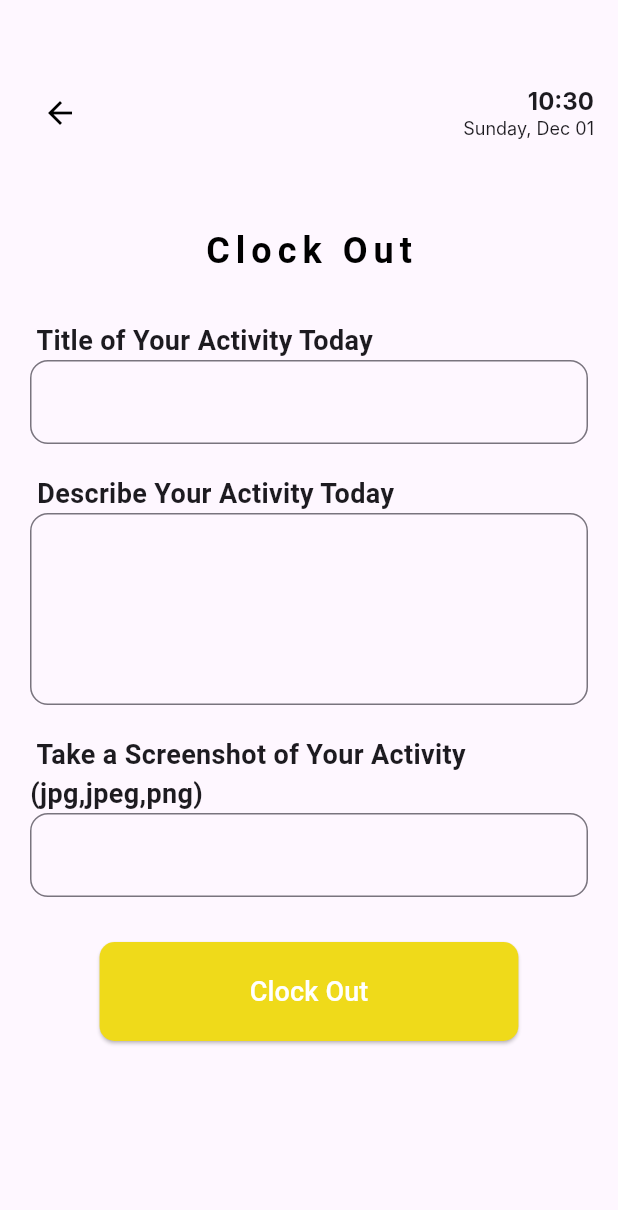
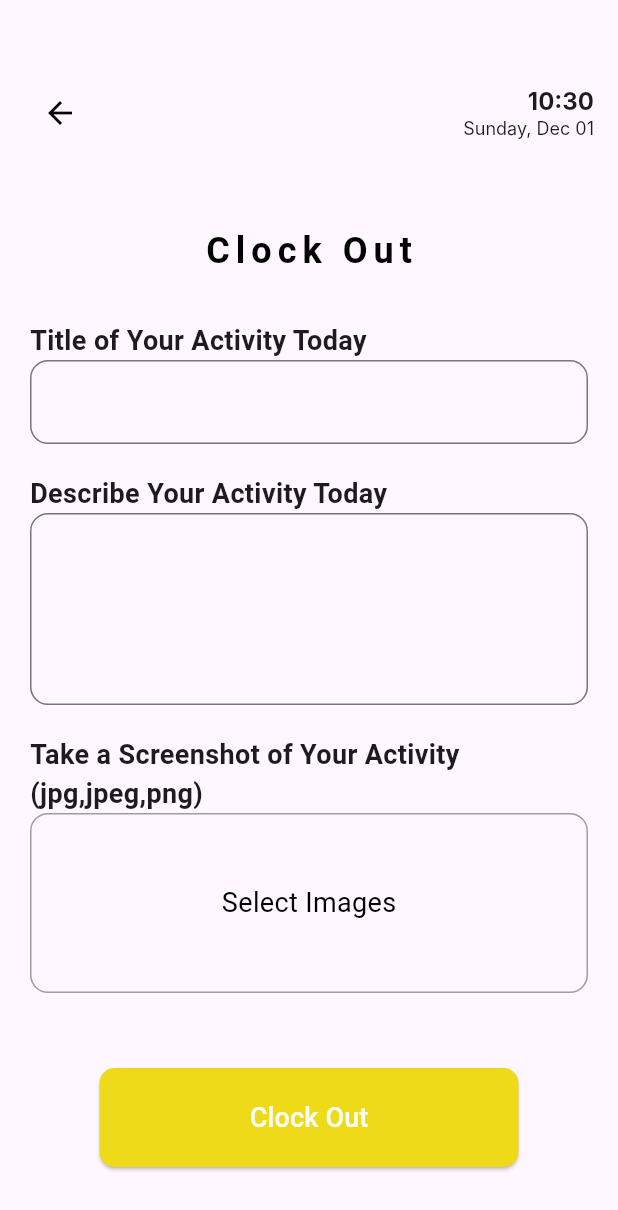
Before and after one commit to Elvrt/worktrack, a Flutter app: the ClockOutPage screen opened directly, on a phone screen of 412 x 824 dp. Shown: the top 1210 px of the screen. Run offline on Flutter 3.47's test engine with Material 3 defaults, Android fonts, the phone set to English and light mode, and no system bars; our stand-ins replace camera, dio, file_picker, geocoding, geolocator, image_picker; Roboto replaces fonts that are missing (Inter, inter).

Commit message:
clock out

```diff
--- a/lib/homepage/clock_out_page.dart
+++ b/lib/homepage/clock_out_page.dart
@@ -1,7 +1,7 @@
 import 'package:flutter/material.dart';
 import 'package:intl/intl.dart';
+import 'package:image_picker/image_picker.dart';
 import 'package:worktrack/homepage/finish_page.dart';
-
 
 void main() {
   runApp(ClockOutApp());
@@ -20,23 +20,48 @@
     );
   }
 }
-  class ClockOutPage extends StatelessWidget {
+
+class ClockOutPage extends StatefulWidget {
   @override
+  _ClockOutPageState createState() => _ClockOutPageState();
+}
+
+class _ClockOutPageState extends State<ClockOutPage> {
+  final ImagePicker _picker = ImagePicker();
+  List<XFile>? _imageFiles = [];
+
+  // Fungsi untuk memilih gambar dari galeri
+  Future<void> _pickImage() async {
+    final List<XFile>? pickedFiles = await _picker.pickMultiImage();
+
+    if (pickedFiles != null) {
+      setState(() {
+        _imageFiles = pickedFiles;
+      });
+    }
+  }
+
+  // Fungsi untuk memeriksa apakah file gambar valid
+  bool _isValidImage(XFile file) {
+    final String extension = file.name.split('.').last.toLowerCase();
+    return ['jpg', 'jpeg', 'png'].contains(extension);
+  }
+
   @override
   Widget build(BuildContext context) {
     return Scaffold(
       appBar: AppBar(
         elevation: 0,
         backgroundColor: Colors.transparent,
-      toolbarHeight:150, // Sesuaikan tinggi AppBar
-      automaticallyImplyLeading: false, // Nonaktifkan back button default
+        toolbarHeight: 150,
+        automaticallyImplyLeading: false,
         title: Row(
           mainAxisAlignment: MainAxisAlignment.spaceBetween,
           children: [
             IconButton(
               icon: const Icon(Icons.arrow_back, color: Colors.black),
               onPressed: () {
-              Navigator.pop(context); // Atau sesuaikan dengan navigasi Anda
+                Navigator.pop(context);
               },
             ),
             _buildLiveTimeAndDate(),
@@ -51,12 +76,12 @@
             Center(
               child: Text(
                 'Clock Out',
-                  style: TextStyle(color: Colors.black, fontSize: 24,letterSpacing: 4,fontFamily: 'inter',fontWeight: FontWeight.bold),
+                style: TextStyle(color: Colors.black, fontSize: 24, letterSpacing: 4, fontFamily: 'inter', fontWeight: FontWeight.bold),
               ),
             ),
             SizedBox(height: 30),
             Text(
-                ' Title of Your Activity Today',
+              'Title of Your Activity Today',
               style: TextStyle(fontSize: 18, fontWeight: FontWeight.bold),
             ),
             TextField(
@@ -68,7 +93,7 @@
             ),
             SizedBox(height: 20),
             Text(
-                ' Describe Your Activity Today',
+              'Describe Your Activity Today',
               style: TextStyle(fontSize: 18, fontWeight: FontWeight.bold),
             ),
             TextField(
@@ -81,15 +106,42 @@
             ),
             SizedBox(height: 20),
             Text(
-                ' Take a Screenshot of Your Activity (jpg,jpeg,png)',
+              'Take a Screenshot of Your Activity (jpg,jpeg,png)',
               style: TextStyle(fontSize: 18, fontWeight: FontWeight.bold),
             ),
-              TextField(
-                decoration: InputDecoration(
-                  border: OutlineInputBorder(
+            GestureDetector(
+              onTap: _pickImage,
+              child: Container(
+                height: 120,
+                width: double.infinity,
+                decoration: BoxDecoration(
                   borderRadius: BorderRadius.circular(12.0),
+                  border: Border.all(color: Colors.grey),
+                ),
+                child: Center(
+                  child: Text(
+                    'Select Images',
+                    style: TextStyle(fontSize: 18, color: Colors.black),
                   ),
                 ),
+              ),
+            ),
+            SizedBox(height: 20),
+            if (_imageFiles != null && _imageFiles!.isNotEmpty)
+              Column(
+                crossAxisAlignment: CrossAxisAlignment.start,
+                children: [
+                  Text(
+                    "Selected Images:",
+                    style: TextStyle(fontSize: 16, fontWeight: FontWeight.bold),
+                  ),
+                  SizedBox(height: 10),
+                  for (var file in _imageFiles!)
+                    if (_isValidImage(file))
+                      Text(file.name)
+                    else
+                      Text('Invalid file format: ${file.name}'),
+                ],
               ),
             SizedBox(height: 30),
             Center(
@@ -102,12 +154,18 @@
                   ),
                 ),
                 onPressed: () {
-                    // Navigate to HomePageAfterClockIn
+                  // Logic to submit the form
+                  if (_imageFiles != null && _imageFiles!.isNotEmpty) {
                     Navigator.push(
                       context,
-                        MaterialPageRoute(
-                            builder: (context) => ScreenfinishPage()),
+                      MaterialPageRoute(builder: (context) => ScreenfinishPage()),
                     );
+                  } else {
+                    // Show error if no image is selected
+                    ScaffoldMessenger.of(context).showSnackBar(
+                      SnackBar(content: Text('Please select an image')),
+                    );
+                  }
                 },
                 child: Text(
                   'Clock Out',
@@ -125,12 +183,10 @@
     return DateFormat('HH:mm').format(dateTime); // Format jam:menit
   }
 
-  // Format tanggal
   String _formatDate(DateTime dateTime) {
     return DateFormat('EEEE, MMM dd').format(dateTime); // Contoh: Wednesday, Feb 11
   }
 
- // model tanggal dan waktu
   Widget _buildLiveTimeAndDate() {
     return StreamBuilder(
       stream: Stream.periodic(const Duration(seconds: 1)),
@@ -141,19 +197,12 @@
           children: [
             Text(
               _formatTime(now),
-              style: const TextStyle(
-                fontSize: 16,
-                fontWeight: FontWeight.bold,
-                fontFamily: 'Inter',
-              ),
+              style: const TextStyle(fontSize: 16, fontWeight: FontWeight.bold, fontFamily: 'Inter'),
             ),
             const SizedBox(height: 1),
             Text(
               _formatDate(now),
-              style: const TextStyle(
-                fontSize: 12,
-                fontFamily: 'Inter',
-              ),
+              style: const TextStyle(fontSize: 12, fontFamily: 'Inter'),
             ),
           ],
         );
--- a/pubspec.yaml
+++ b/pubspec.yaml
@@ -39,6 +39,7 @@ dependencies:
   geolocator: ^9.0.1
   supabase_flutter: ^0.2.8
   image_picker: ^0.8.9
+
   google_maps_flutter: ^2.2.0
   fluttertoast: ^8.2.8
 
```
Lines whose indentation alone changed are shown as unchanged.
